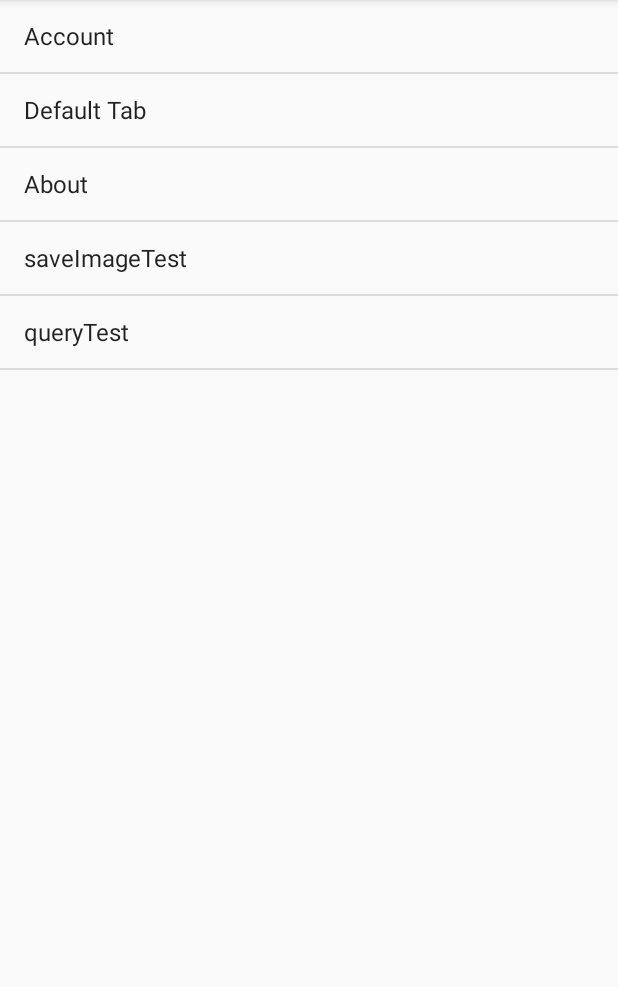
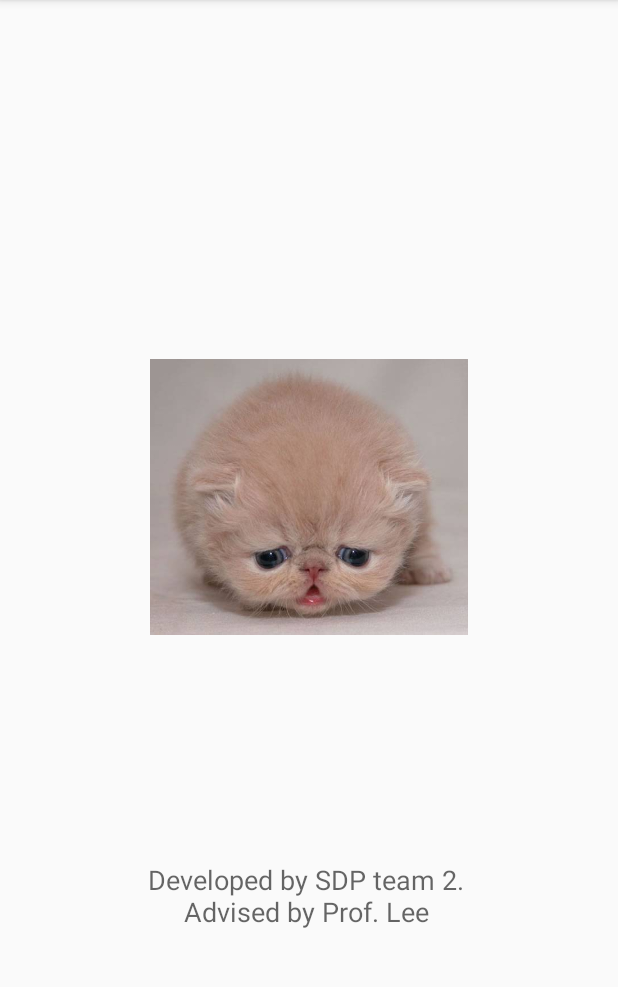
Before and after one commit to NTUDesignPatterns2014/DrawDroid, an Android app: the fragment Settings shown on its own in the app's theme, after a tap on "About", on a phone screen of 412 x 824 dp, the part 84-1071 px from its top. Run offline under Robolectric (Android 15) with nearby library versions, the phone set to English and light mode, and no system bars; 1 statement that could not run was skipped.

Commit message:
Add About Page

```diff
--- /dev/null
+++ b/PaintHelper/app/src/main/java/com/ntu/sdp2/painthelper/settings/About.java
@@ -0,0 +1,21 @@
+package com.ntu.sdp2.painthelper.settings;
+
+import android.os.Bundle;
+import android.support.v4.app.Fragment;
+import android.view.LayoutInflater;
+import android.view.View;
+import android.view.ViewGroup;
+
+import com.ntu.sdp2.painthelper.R;
+
+/**
+ * Created by lou on 2015/1/6.
+ */
+public class About extends Fragment {
+    @Override
+    public View onCreateView(LayoutInflater inflater, ViewGroup container,
+                             Bundle savedInstanceState) {
+        View about = inflater.inflate(R.layout.about_frag, container, false);
+        return about;
+    }
+}
--- a/PaintHelper/app/src/main/java/com/ntu/sdp2/painthelper/settings/Settings.java
+++ b/PaintHelper/app/src/main/java/com/ntu/sdp2/painthelper/settings/Settings.java
@@ -91,6 +91,15 @@ public class Settings extends ListFragment {
                 break;
 
             case 2:
+                Fragment fragment2 = new About();
+                FragmentManager fragmentManager2 = getFragmentManager();
+                FragmentTransaction fragmentTransaction2 = fragmentManager2.beginTransaction();
+                fragmentTransaction2.replace(getId(), fragment2, "About");
+                fragmentTransaction2.addToBackStack(null);
+                // add this to BackButtonHandler to make back button work.
+                ((MainActivity)getActivity()).addToBackStack(new Page4Handler(fragment2));
+                fragmentTransaction2.commit();
+                fragmentManager2.executePendingTransactions();
 
                 break;
             // THIS IS FOR DEBUGGGGGG!!
--- /dev/null
+++ b/PaintHelper/app/src/main/res/layout/about_frag.xml
@@ -0,0 +1,29 @@
+<?xml version="1.0" encoding="utf-8"?>
+<RelativeLayout xmlns:android="http://schemas.android.com/apk/res/android"
+    android:orientation="vertical" android:layout_width="match_parent"
+    android:layout_height="match_parent"
+    android:weightSum="1">
+
+
+    <TextView
+        android:layout_width="match_parent"
+        android:layout_height="wrap_content"
+        android:textAppearance="?android:attr/textAppearanceMedium"
+        android:text="Developed by SDP team 2. \n Advised by Prof. Lee  "
+        android:id="@+id/textView"
+        android:layout_gravity="center_vertical"
+        android:gravity="center_horizontal"
+        android:layout_alignParentBottom="true"
+        android:layout_alignParentLeft="true"
+        android:layout_alignParentStart="true"
+        android:layout_marginBottom="148dp" />
+
+    <ImageView
+        android:layout_width="wrap_content"
+        android:layout_marginLeft="100dp"
+        android:layout_marginRight="100dp"
+        android:layout_height="wrap_content"
+        android:id="@+id/imageView"
+        android:src="@drawable/animal"
+        android:layout_above="@+id/textView" />
+</RelativeLayout>
--- a/PaintHelper/app/src/main/res/values/strings.xml
+++ b/PaintHelper/app/src/main/res/values/strings.xml
@@ -28,4 +28,6 @@
     <string name="crop_img_uri">I_AM_TO_BE_CROPPED</string>
     <string name="title_activity_dummy">DummyActivity</string>
     <string name="request_code_key">RequestCodeKey</string>
+    <string name="hello_blank_fragment">Hello blank fragment</string>
+
 </resources>
```
